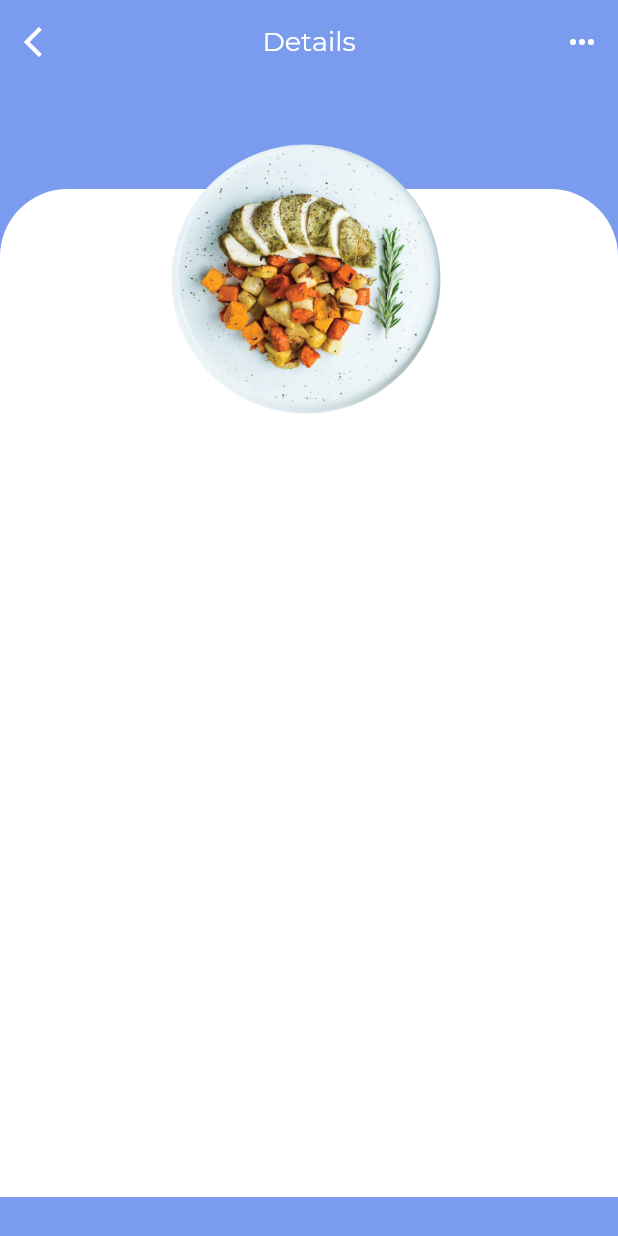
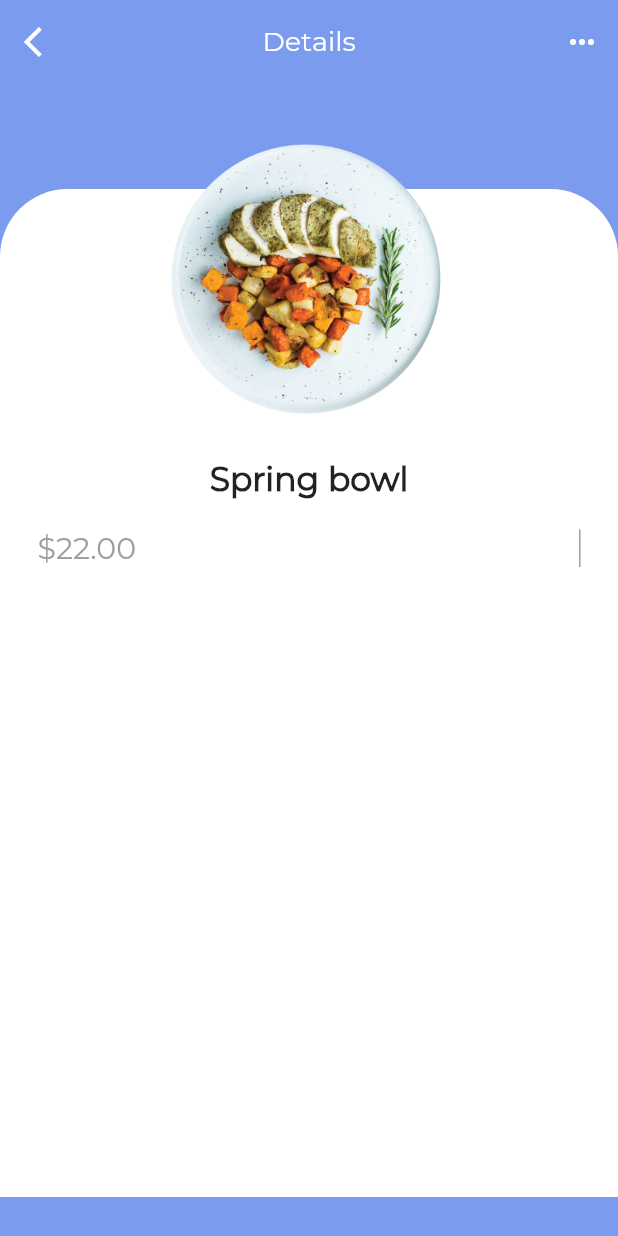
Before and after one commit to ShivamGoyal26/Firebase_Auth-Flutter-, a Flutter app: the screen it shows after launch, after a tap on "Spring bowl", on a phone screen of 412 x 824 dp. Run offline on Flutter 3.47's test engine with Material 2 defaults, Android fonts, the phone set to English and light mode, and no system bars; project files that could hold a hidden picture were left out.

Commit message:
11th commit

```diff
--- a/lib/details_page.dart
+++ b/lib/details_page.dart
@@ -2,15 +2,7 @@ import 'package:flutter/material.dart';
 
 class DetailsPage extends StatefulWidget {
   static const routeName = '/product-details';
-  final heroTag;
-  final foodName;
-  final foodPrice;
 
-  DetailsPage({
-    this.foodName,
-    this.foodPrice,
-    this.heroTag,
-  });
   @override
   _DetailsPageState createState() => _DetailsPageState();
 }
@@ -87,6 +79,44 @@ class _DetailsPageState extends State<DetailsPage> {
                     ),
                   ),
                 ),
+                Positioned(
+                  top: 250.0,
+                  left: 25,
+                  right: 25,
+                  child: Column(
+                    children: <Widget>[
+                      Text(
+                        detail[1],
+                        style: TextStyle(
+                          fontFamily: 'Montserrat',
+                          fontSize: 22.0,
+                          fontWeight: FontWeight.bold,
+                        ),
+                      ),
+                      SizedBox(
+                        height: 20,
+                      ),
+                      Row(
+                        mainAxisAlignment: MainAxisAlignment.spaceBetween,
+                        children: <Widget>[
+                          Text(
+                            detail[2],
+                            style: TextStyle(
+                              fontFamily: 'Montserrat',
+                              fontSize: 20.0,
+                              color: Colors.grey,
+                            ),
+                          ),
+                          Container(
+                            height: 25,
+                            color: Colors.grey,
+                            width: 1.0,
+                          ),
+                        ],
+                      )
+                    ],
+                  ),
+                )
               ],
             )
           ],
```
